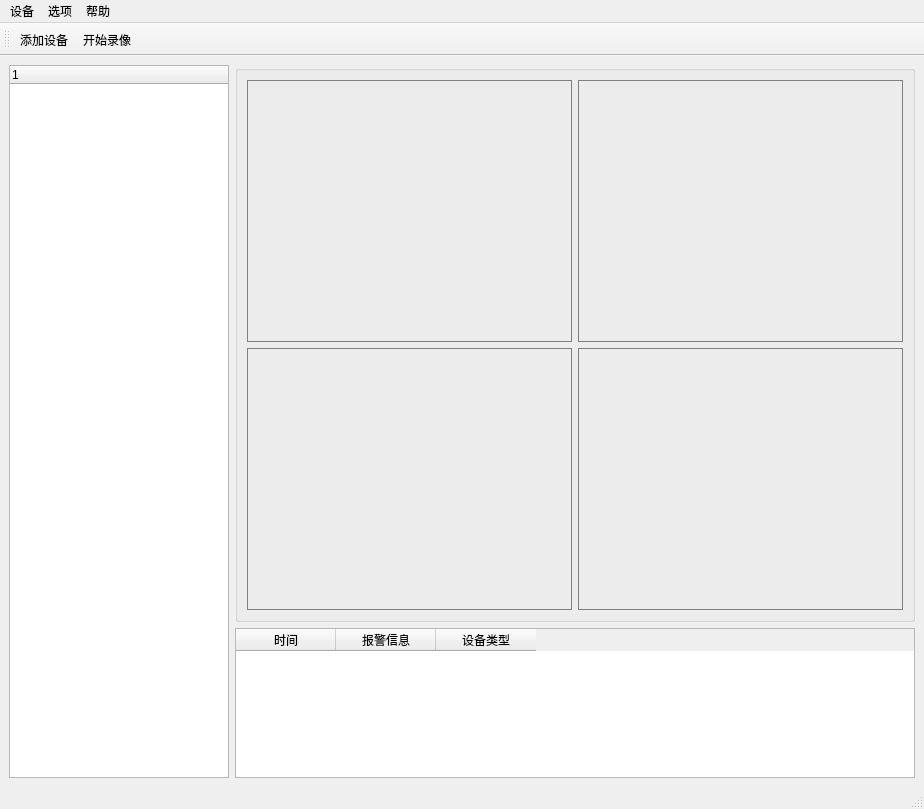
Qt form Homework/MainWindow.ui (liutimo/HikvisionSDKDemo) before a commit.
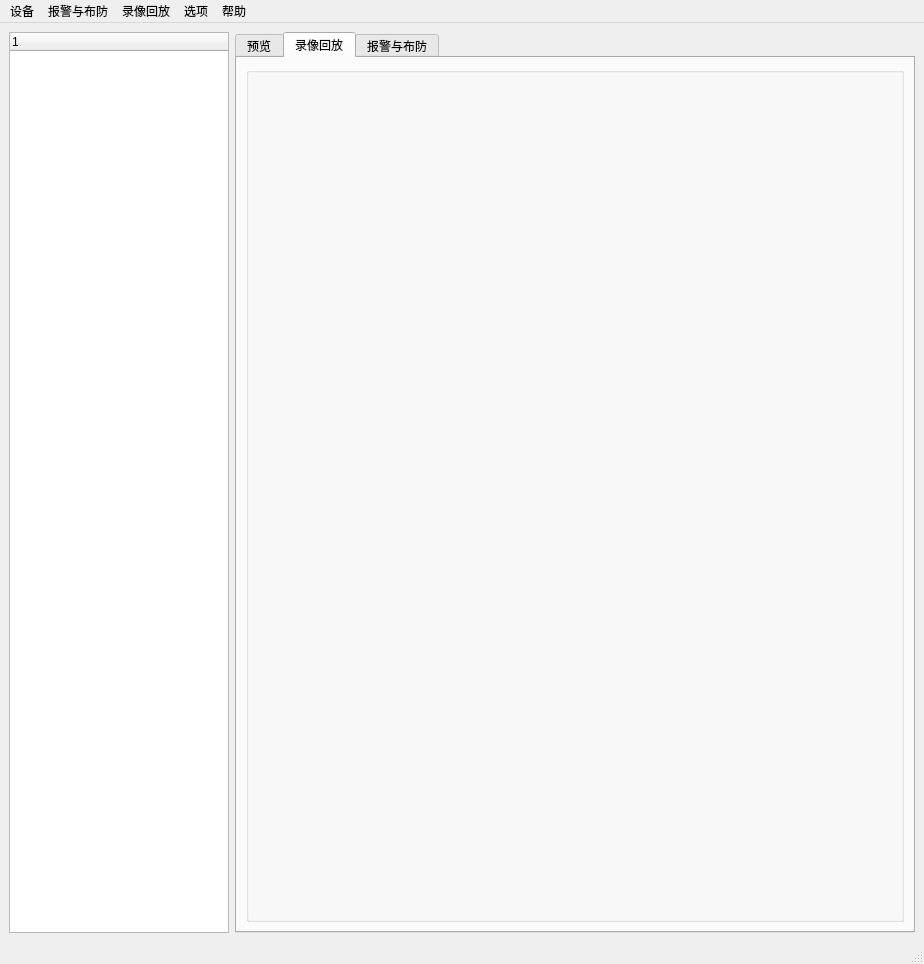
The same form after that commit. The open tabs and pages were chosen to show the change. Icons and pictures are not drawn.

What changed in the file:
```diff
--- a/Homework/MainWindow.ui
+++ b/Homework/MainWindow.ui
@@ -7,13 +7,44 @@
     <x>0</x>
     <y>0</y>
     <width>924</width>
-    <height>809</height>
+    <height>964</height>
    </rect>
   </property>
   <property name="windowTitle">
    <string>MainWindow</string>
   </property>
   <widget class="QWidget" name="centralwidget">
+   <layout class="QHBoxLayout" name="horizontalLayout_3">
+    <item>
+     <widget class="QTreeWidget" name="treeWidget">
+      <property name="minimumSize">
+       <size>
+        <width>220</width>
+        <height>0</height>
+       </size>
+      </property>
+      <property name="maximumSize">
+       <size>
+        <width>220</width>
+        <height>16777215</height>
+       </size>
+      </property>
+      <column>
+       <property name="text">
+        <string notr="true">1</string>
+       </property>
+      </column>
+     </widget>
+    </item>
+    <item>
+     <widget class="QTabWidget" name="tabWidget">
+      <property name="currentIndex">
+       <number>0</number>
+      </property>
+      <widget class="QWidget" name="tab">
+       <attribute name="title">
+        <string>预览</string>
+       </attribute>
    <layout class="QHBoxLayout" name="horizontalLayout">
     <item>
      <layout class="QGridLayout" name="gridLayout_2">
@@ -90,28 +121,34 @@
         </column>
        </widget>
       </item>
-      <item row="0" column="0" rowspan="2">
-       <widget class="QTreeWidget" name="treeWidget">
-        <property name="minimumSize">
-         <size>
-          <width>220</width>
-          <height>0</height>
-         </size>
-        </property>
-        <property name="maximumSize">
-         <size>
-          <width>220</width>
-          <height>16777215</height>
-         </size>
-        </property>
-        <column>
-         <property name="text">
-          <string notr="true">1</string>
-         </property>
-        </column>
+         </layout>
+        </item>
+       </layout>
+      </widget>
+      <widget class="QWidget" name="tab_2">
+       <attribute name="title">
+        <string>录像回放</string>
+       </attribute>
+       <layout class="QHBoxLayout" name="horizontalLayout_5">
+        <item>
+         <layout class="QHBoxLayout" name="horizontalLayout_4">
+          <item>
+           <widget class="QGroupBox" name="playBackGroupBox">
+            <property name="title">
+             <string/>
+            </property>
        </widget>
       </item>
      </layout>
+        </item>
+       </layout>
+      </widget>
+      <widget class="QWidget" name="tab_3">
+       <attribute name="title">
+        <string>报警与布防</string>
+       </attribute>
+      </widget>
+     </widget>
     </item>
    </layout>
   </widget>
@@ -142,23 +179,27 @@
     </property>
     <addaction name="aboutAction"/>
    </widget>
+   <widget class="QMenu" name="menu_4">
+    <property name="title">
+     <string>录像回放</string>
+    </property>
+    <addaction name="localPlayBackAction"/>
+    <addaction name="timePlayBackAction"/>
+    <addaction name="namePlayBackAction"/>
+   </widget>
+   <widget class="QMenu" name="menu_5">
+    <property name="title">
+     <string>报警与布防</string>
+    </property>
+    <addaction name="action"/>
+    <addaction name="action_2"/>
+   </widget>
    <addaction name="menu"/>
+   <addaction name="menu_5"/>
+   <addaction name="menu_4"/>
    <addaction name="menu_2"/>
    <addaction name="menu_3"/>
   </widget>
-  <widget class="QToolBar" name="toolBar">
-   <property name="windowTitle">
-    <string>toolBar</string>
-   </property>
-   <attribute name="toolBarArea">
-    <enum>TopToolBarArea</enum>
-   </attribute>
-   <attribute name="toolBarBreak">
-    <bool>false</bool>
-   </attribute>
-   <addaction name="addDeviceAction"/>
-   <addaction name="recordAction"/>
-  </widget>
   <widget class="QStatusBar" name="statusbar"/>
   <action name="addDeviceAction">
    <property name="icon">
```
Left out of the diff: 60 changed lines with no effect on the pictures. Lines whose indentation alone changed are shown as unchanged.
